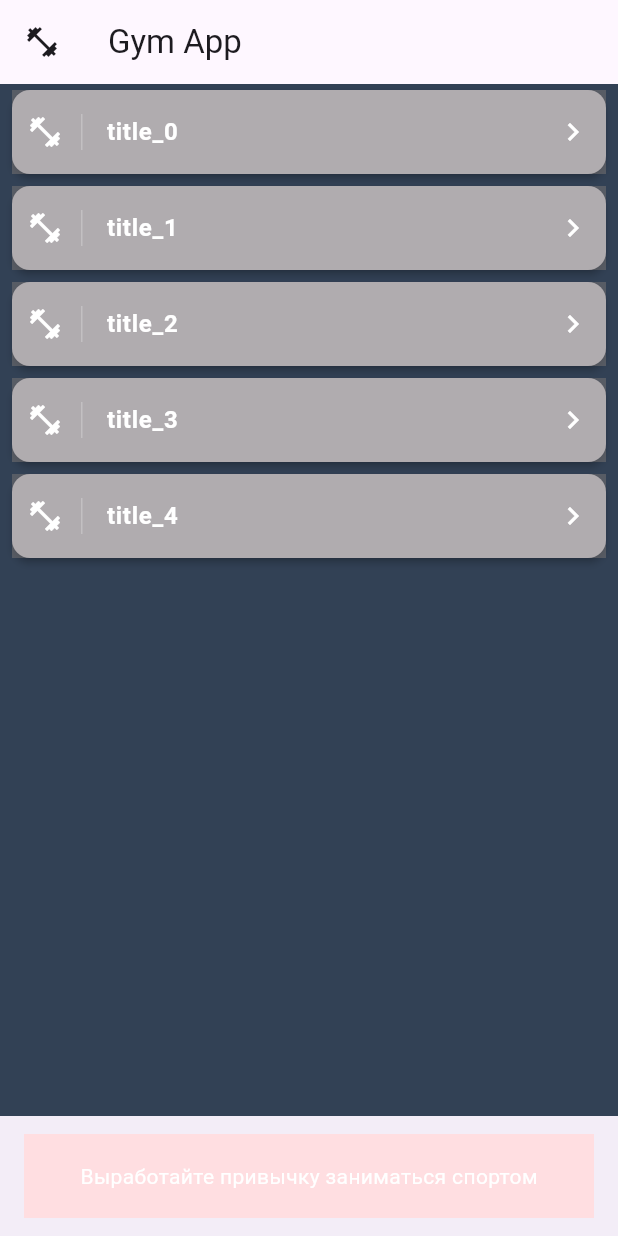
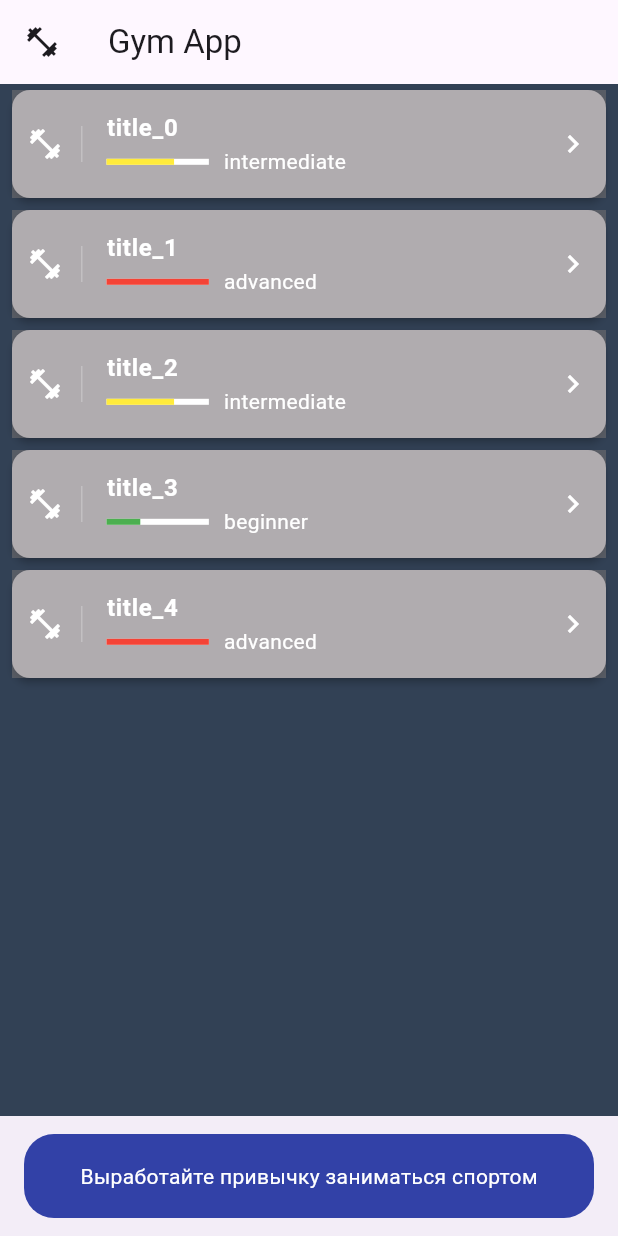
Before and after one commit to Koderkup/gym, a Flutter app: the screen it shows after launch, on a phone screen of 412 x 824 dp. Run offline on Flutter 3.47's test engine with Material 3 defaults, Android fonts, the phone set to English and light mode, and no system bars.

```diff
--- a/lib/main.dart
+++ b/lib/main.dart
@@ -34,7 +34,14 @@ class HomePage extends StatelessWidget {
         bottomNavigationBar: BottomAppBar(
           child: Container(
             height: 30,
-            color: Color.fromRGBO(255, 222, 225, 228),
+            decoration: BoxDecoration(
+              color: Color.fromRGBO(50, 65, 167, 1),
+              borderRadius: BorderRadius.only(
+                  bottomLeft: Radius.circular(20),
+                  topRight: Radius.circular(20),
+                  bottomRight: Radius.circular(20),
+                  topLeft: Radius.circular(20)),
+            ),
             child: Center(
               child: Text(
                 'Выработайте привычку заниматься спортом',
@@ -56,27 +63,27 @@ class WorkoutsList extends StatelessWidget {
         title: 'title_0',
         author: 'author_0',
         description: 'description_0',
-        level: 'level_0'),
+        level: 'intermediate'),
     Workout(
         title: 'title_1',
         author: 'author_1',
         description: 'description1',
-        level: 'level_1'),
+        level: 'advanced'),
     Workout(
         title: 'title_2',
         author: 'author_2',
         description: 'description_2',
-        level: 'level_2'),
+        level: 'intermediate'),
     Workout(
         title: 'title_3',
         author: 'author_3',
         description: 'description_3',
-        level: 'level_3'),
+        level: 'beginner'),
     Workout(
         title: 'title_4',
         author: 'author_4',
         description: 'description_4',
-        level: 'level_4')
+        level: 'advanced')
   ];
   @override
   Widget build(BuildContext context) {
@@ -89,19 +96,29 @@ class WorkoutsList extends StatelessWidget {
               elevation: 2.0,
               margin: EdgeInsets.symmetric(horizontal: 8, vertical: 4),
               child: Container(
-                decoration: BoxDecoration(color: Color.fromARGB(140, 118, 114, 114)),
+                decoration:
+                    BoxDecoration(color: Color.fromARGB(140, 118, 114, 114)),
                 child: ListTile(
                   contentPadding: EdgeInsets.symmetric(horizontal: 10),
                   leading: Container(
                     padding: EdgeInsets.only(right: 12.0),
                     child: Icon(Icons.fitness_center, color: Colors.white),
                     decoration: BoxDecoration(
-                      border: Border(right: BorderSide(width: 1.0, color: Colors.white24) )
-                    ),
+                        border: Border(
+                            right:
+                                BorderSide(width: 1.0, color: Colors.white24))),
                   ),
-                  title: Text(workouts[index].title, style: TextStyle(color: Theme.of(context).textTheme.subtitle1?.color ?? Colors.black, fontWeight: FontWeight.bold),),
-                  trailing: Icon(Icons.keyboard_arrow_right, color: Colors.white),
+                  title: Text(
+                    workouts[index].title,
+                    style: TextStyle(
+                        color: Theme.of(context).textTheme.subtitle1?.color ??
+                            Colors.black,
+                        fontWeight: FontWeight.bold),
                   ),
+                  trailing:
+                      Icon(Icons.keyboard_arrow_right, color: Colors.white),
+                  subtitle: subtitle(context, workouts[index]),
+                ),
               ),
             );
           },
@@ -110,3 +127,44 @@ class WorkoutsList extends StatelessWidget {
     );
   }
 }
+
+Widget subtitle(BuildContext context, Workout workout) {
+  var color = Colors.grey;
+  double indicatorLevel = 0;
+  switch (workout.level) {
+    case 'beginner':
+      color = Colors.green;
+      indicatorLevel = 0.33;
+      break;
+    case 'intermediate':
+      color = Colors.yellow;
+      indicatorLevel = 0.66;
+      break;
+    case 'advanced':
+      color = Colors.red;
+      indicatorLevel = 1;
+      break;
+    default:
+      break;
+  }
+  return Row(
+    children: <Widget>[
+      Expanded(
+          flex: 1,
+          child: LinearProgressIndicator(
+            backgroundColor:
+                Theme.of(context).textTheme.subtitle1?.color ?? Colors.white,
+            value: indicatorLevel,
+            valueColor: AlwaysStoppedAnimation(color),
+          )),
+      SizedBox(width: 10),
+      Expanded(
+        flex: 3,
+        child: Text(workout.level,
+            style: TextStyle(
+                color: Theme.of(context).textTheme.subtitle1?.color ??
+                    Colors.white)),
+      )
+    ],
+  );
+}
```
